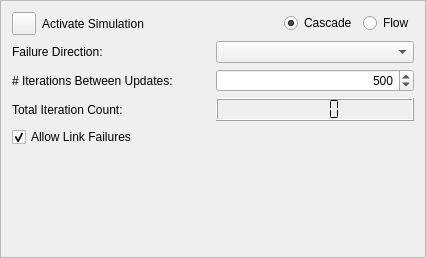
Before: the Qt Designer form plugins/simulation/dmzMBRAPluginNASimulateForm.ui in dmzgroup/mbra, drawn with Qt 5.
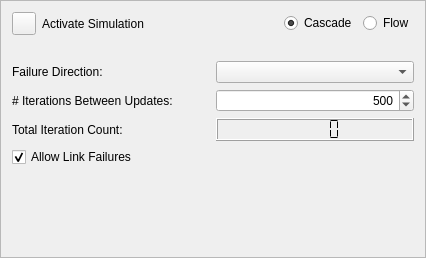
After: the same form once the commit is applied.

```diff
--- a/plugins/simulation/dmzMBRAPluginNASimulateForm.ui
+++ b/plugins/simulation/dmzMBRAPluginNASimulateForm.ui
@@ -64,6 +64,13 @@
      </item>
     </layout>
    </item>
+   <item>
+    <widget class="QLabel" name="errorLabel">
+     <property name="text">
+      <string/>
+     </property>
+    </widget>
+   </item>
    <item>
     <layout class="QHBoxLayout" name="horizontalLayout_8">
      <item>
```
